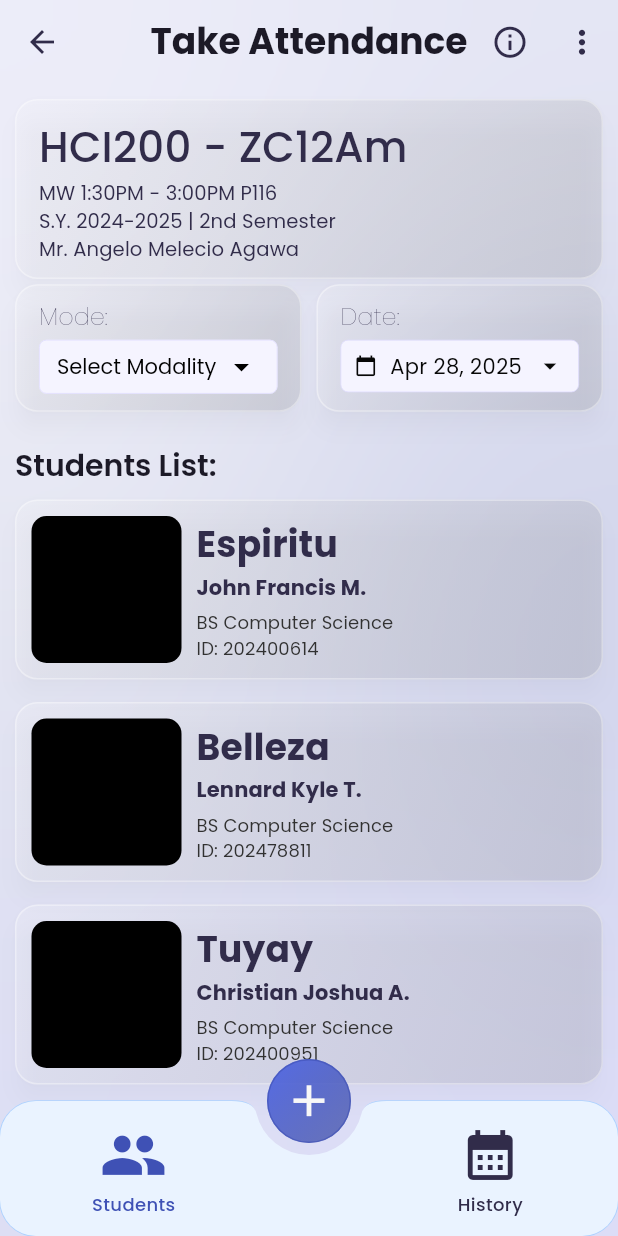
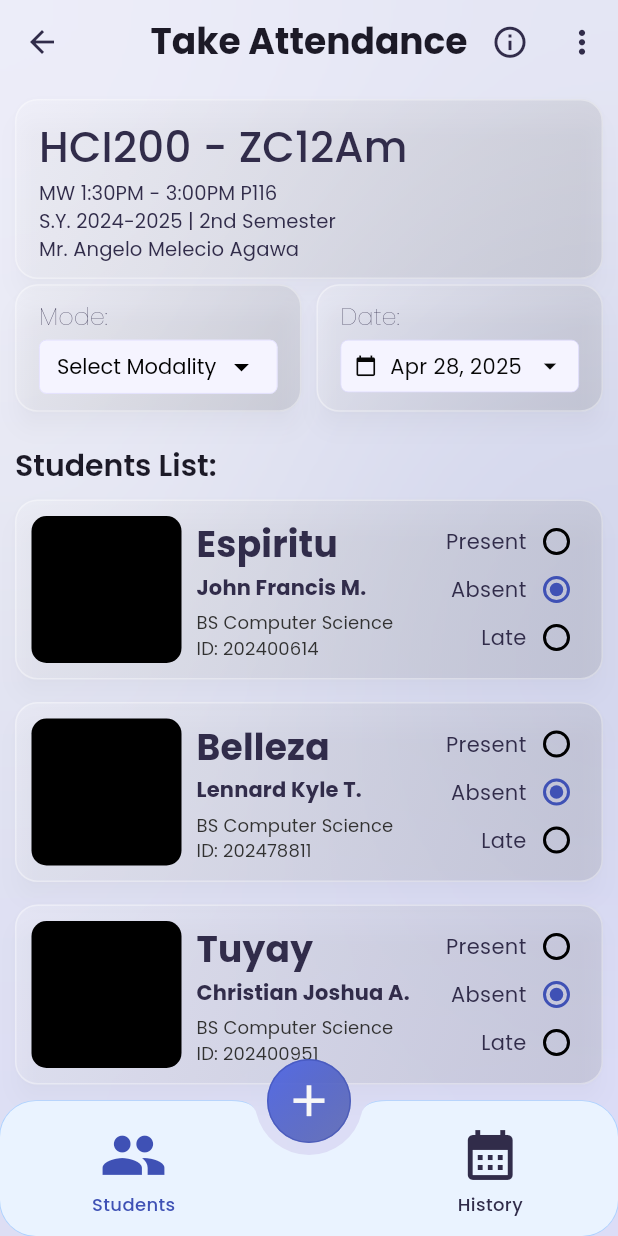
Before and after one commit to Jeyep18/beadle-s-app, a Flutter app: the screen it shows after launch, after a tap on an icon or button, on a phone screen of 412 x 824 dp. Run offline on Flutter 3.47's test engine with Material 3 defaults, Android fonts, the phone set to English and light mode, and no system bars; our stand-ins replace flutter_animate, flutter_slidable, google_fonts, loading_animation_widget.

Commit message:
added radio buttons for status check

```diff
--- /dev/null
+++ b/lib/utils/status_picker.dart
@@ -0,0 +1,114 @@
+import 'package:flutter/material.dart';
+import 'package:google_fonts/google_fonts.dart';
+
+enum StudentStatus { present, absent, late }
+
+class StatusPicker extends StatefulWidget {
+  const StatusPicker({super.key});
+
+  @override
+  State<StatusPicker> createState() => _StatusPickerState();
+}
+
+class _StatusPickerState extends State<StatusPicker> {
+  //status
+  StudentStatus? _character = StudentStatus.absent;
+
+  @override
+  Widget build(BuildContext context) {
+    return Column(
+      mainAxisSize: MainAxisSize.min,
+      crossAxisAlignment: CrossAxisAlignment.end,
+      children: <Widget>[
+        Row(
+          mainAxisAlignment: MainAxisAlignment.end,
+          mainAxisSize: MainAxisSize.min,
+          children: [
+            Text(
+              "Present",
+              style: GoogleFonts.poppins(
+                fontSize: 14,
+                color:
+                    Theme.of(context).brightness == Brightness.light
+                        ? Color(0xFF312c4a)
+                        : Color.fromARGB(255, 255, 255, 255),
+              ),
+            ),
+
+            Radio<StudentStatus>(
+              visualDensity: VisualDensity(horizontal: 0, vertical: -2),
+              materialTapTargetSize: MaterialTapTargetSize.shrinkWrap,
+              value: StudentStatus.present,
+              groupValue: _character,
+              onChanged: (StudentStatus? value) {
+                setState(() {
+                  _character = value;
+                });
+              },
+            ),
+          ],
+        ),
+
+        Row(
+          mainAxisAlignment: MainAxisAlignment.end,
+          mainAxisSize: MainAxisSize.min,
+          children: [
+            Text(
+              "Absent",
+              style: GoogleFonts.poppins(
+                fontSize: 14,
+                color:
+                    Theme.of(context).brightness == Brightness.light
+                        ? Color(0xFF312c4a)
+                        : Color.fromARGB(255, 255, 255, 255),
+              ),
+            ),
+
+            Radio<StudentStatus>(
+              visualDensity: VisualDensity(horizontal: 0, vertical: -2),
+              materialTapTargetSize: MaterialTapTargetSize.shrinkWrap,
+
+              value: StudentStatus.absent,
+              groupValue: _character,
+              onChanged: (StudentStatus? value) {
+                setState(() {
+                  _character = value;
+                });
+              },
+            ),
+          ],
+        ),
+
+        Row(
+          mainAxisAlignment: MainAxisAlignment.end,
+          mainAxisSize: MainAxisSize.min,
+          children: [
+            Text(
+              "Late",
+              style: GoogleFonts.poppins(
+                fontSize: 14,
+                color:
+                    Theme.of(context).brightness == Brightness.light
+                        ? Color(0xFF312c4a)
+                        : Color.fromARGB(255, 255, 255, 255),
+              ),
+            ),
+
+            Radio<StudentStatus>(
+              visualDensity: VisualDensity(horizontal: 0, vertical: -2),
+              materialTapTargetSize: MaterialTapTargetSize.shrinkWrap,
+
+              value: StudentStatus.late,
+              groupValue: _character,
+              onChanged: (StudentStatus? value) {
+                setState(() {
+                  _character = value;
+                });
+              },
+            ),
+          ],
+        ),
+      ],
+    );
+  }
+}
--- a/lib/utils/student_tile.dart
+++ b/lib/utils/student_tile.dart
@@ -1,3 +1,4 @@
+import 'package:beadles_app_prototype1/utils/status_picker.dart';
 import 'package:flutter/material.dart';
 
 class StudentTile extends StatelessWidget {
@@ -48,7 +49,7 @@ class StudentTile extends StatelessWidget {
             border: Border.all(color: Color.fromARGB(92, 255, 255, 255)),
           ),
           child: Row(
-            crossAxisAlignment: CrossAxisAlignment.start,
+            crossAxisAlignment: CrossAxisAlignment.center,
             mainAxisAlignment: MainAxisAlignment.start,
             children: [
               //Student Picture
@@ -64,7 +65,9 @@ class StudentTile extends StatelessWidget {
               SizedBox(width: 10),
 
               //Student Details
-              Column(
+              FittedBox(
+                fit: BoxFit.fitWidth,
+                child: Column(
                   mainAxisAlignment: MainAxisAlignment.center,
                   crossAxisAlignment: CrossAxisAlignment.start,
                   children: [
@@ -106,8 +109,12 @@ class StudentTile extends StatelessWidget {
                     ),
                   ],
                 ),
+              ),
+
+              SizedBox(width: 10),
 
               //CHECKBOXES
+              Expanded(child: StatusPicker()),
             ],
           ),
         ),
```
Lines whose indentation alone changed are shown as unchanged.
